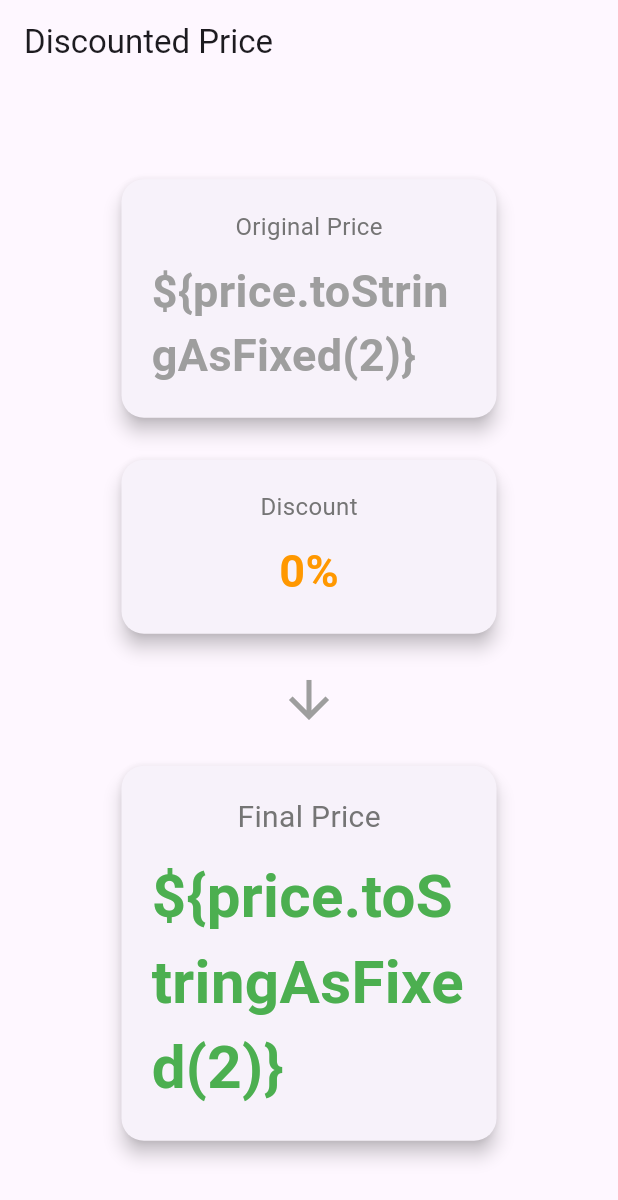
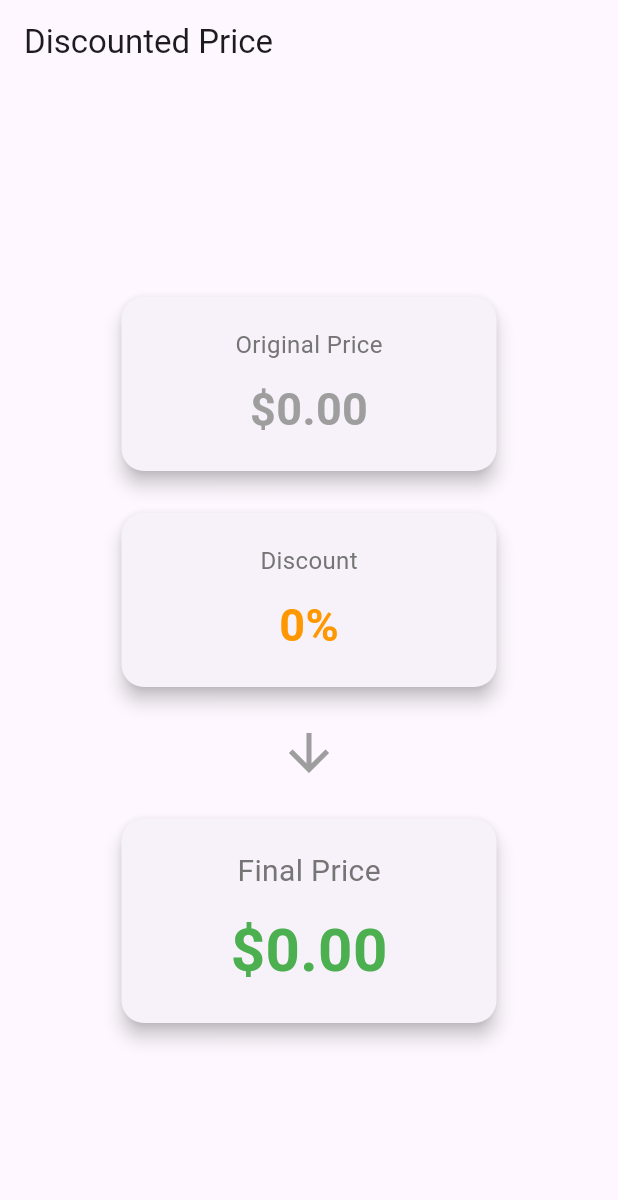
Before and after one commit to vickyrare/discount-scanner, a Flutter app: the ResultScreen screen opened directly with empty values, on a phone screen of 412 x 824 dp. Shown: the top 1200 px of the screen. Run offline on Flutter 3.47's test engine with Material 3 defaults, Android fonts, the light colour scheme and no system bars; our stand-ins replace camera, shared_preferences; missing offline and left inert: google_mlkit_text_recognition; accounts and stored records are empty.

Commit message:
Fix currency formatting in result screen
Corrected the string interpolation for displaying currency values so that the dollar sign is properly rendered before the price.

```diff
--- a/lib/result_screen.dart
+++ b/lib/result_screen.dart
@@ -88,7 +88,7 @@
             Text(
               isPercentage
                   ? '${price.toStringAsFixed(0)}%'
-                  : '\${price.toStringAsFixed(2)}',
+                  : '\$${price.toStringAsFixed(2)}',
               style: TextStyle(
                 fontSize: isLarge ? 40 : 30,
                 fontWeight: FontWeight.bold,
```
